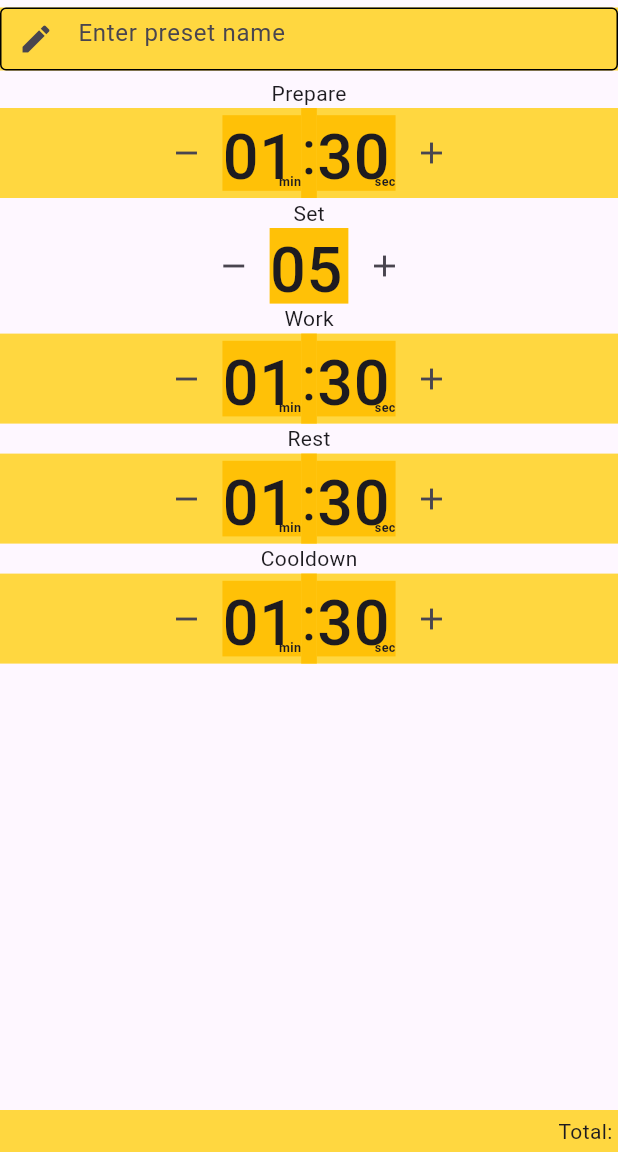
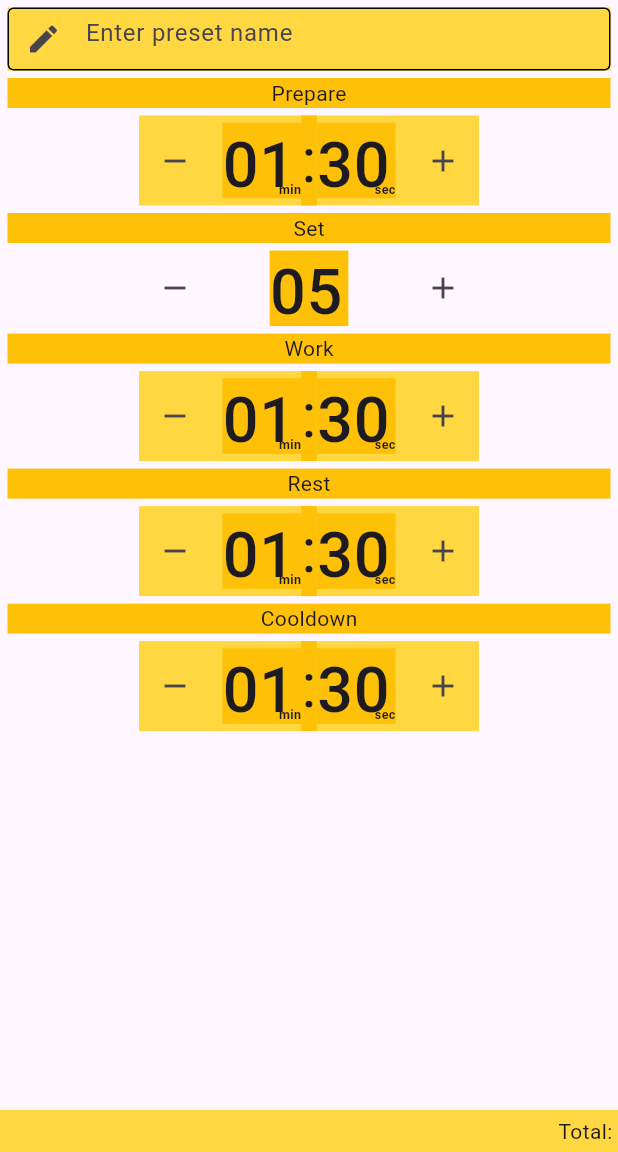
Before and after one commit to jon13doe/interval_timer_app_v2, a Flutter app: the TimerCreationScreen screen opened directly, after a tap on "Simple", after a tap on "Advenced", on a phone screen of 412 x 824 dp, the part 84-1236 px from its top. Run offline on Flutter 3.47's test engine with Material 3 defaults, Android fonts, the phone set to English and light mode, and no system bars; our stand-ins replace adaptive_theme.

Commit message:
center row mod

```diff
--- a/lib/features/screens/timer_creation_screen/simple_timer_creation/simple_timer_creation.dart
+++ b/lib/features/screens/timer_creation_screen/simple_timer_creation/simple_timer_creation.dart
@@ -21,16 +21,15 @@ class _SimpleTimerCreationState extends State<SimpleTimerCreation> {
     return Stack(
       alignment: Alignment.topCenter,
       children: [
-        CustomScrollView(
+        Padding(
+          padding: EdgeInsets.all(medium.padding),
+          child: CustomScrollView(
             slivers: [
               SliverToBoxAdapter(
-              child: Padding(
-                padding: EdgeInsets.symmetric(vertical: medium.padding),
                 child: Container(
                   height: 0.75 * kToolbarHeight,
                   color: Colors.amberAccent,
                   child: const PresetNameBar(),
-                ),
                 ),
               ),
               const SliverText(text: 'Prepare'),
@@ -88,12 +87,13 @@ class _SimpleTimerCreationState extends State<SimpleTimerCreation> {
                   alignment: Alignment.bottomCenter,
                   children: [
                     Container(
-                    height: 0.5 * kToolbarHeight + medium.padding
+                      height: 0.5 * kToolbarHeight
                     ),
                   ],
                 ),
               ),
             ],
+          ),
         ),
         Align(
           alignment: Alignment.bottomCenter,
--- a/lib/features/widgets/one_int_input_row.dart
+++ b/lib/features/widgets/one_int_input_row.dart
@@ -57,10 +57,11 @@ class _OneIntInputRowState extends State<OneIntInputRow> {
   @override
   Widget build(BuildContext context) {
     return SliverToBoxAdapter(
+      child: Center(
         child: SizedBox(
           width: widget.width,
           child: Row(
-          mainAxisAlignment: MainAxisAlignment.center,
+            mainAxisAlignment: MainAxisAlignment.spaceBetween,
             children: [
               IconButton(
                 onPressed: _decrementValue,
@@ -85,6 +86,7 @@ class _OneIntInputRowState extends State<OneIntInputRow> {
             ],
           ),
         ),
+      ),
     );
   }
 }
--- a/lib/features/widgets/preset_name_bar.dart
+++ b/lib/features/widgets/preset_name_bar.dart
@@ -12,8 +12,7 @@ class PresetNameBar extends StatefulWidget {
 class _PresetNameBarState extends State<PresetNameBar> {
   @override
   Widget build(BuildContext context) {
-    return Container(
-      child: TextField(
+    return const TextField(
       decoration: InputDecoration(
         prefixIcon: Icon(
           Icons.edit,
@@ -27,7 +26,6 @@ class _PresetNameBarState extends State<PresetNameBar> {
           borderSide: BorderSide(),
         ),
       ),
-      ),
     );
   }
 }
--- a/lib/features/widgets/sliver_text.dart
+++ b/lib/features/widgets/sliver_text.dart
@@ -1,4 +1,5 @@
 import 'package:flutter/material.dart';
+import 'package:interval_timer_app_v2/theme/sizes.dart';
 
 class SliverText extends StatelessWidget {
   final String text;
@@ -9,8 +10,14 @@ class SliverText extends StatelessWidget {
   @override
   Widget build(BuildContext context) {
     return SliverToBoxAdapter(
-      child: Center(
-        child: Text(text),
+      child: Padding(
+        padding: EdgeInsets.symmetric(vertical: medium.padding),
+        child: Container(
+          color: Colors.amber,
+          child: Center(
+            child: Text(text),
+          ),
+        ),
       ),
     );
   }
--- a/lib/features/widgets/two_inputs_row.dart
+++ b/lib/features/widgets/two_inputs_row.dart
@@ -70,11 +70,12 @@ class _CustomTwoNumsRowState extends State<TwoInputsRow> {
   @override
   Widget build(BuildContext context) {
     return SliverToBoxAdapter(
+      child: Center(
         child: Container(
           color: Colors.amberAccent,
           width: widget.width,
           child: Row(
-          mainAxisAlignment: MainAxisAlignment.center,
+            mainAxisAlignment: MainAxisAlignment.spaceBetween,
             children: [
               IconButton(
                 onPressed: _decrementValue,
@@ -134,6 +135,7 @@ class _CustomTwoNumsRowState extends State<TwoInputsRow> {
             ],
           ),
         ),
+      ),
     );
   }
 }
```
Lines whose indentation alone changed are shown as unchanged.
